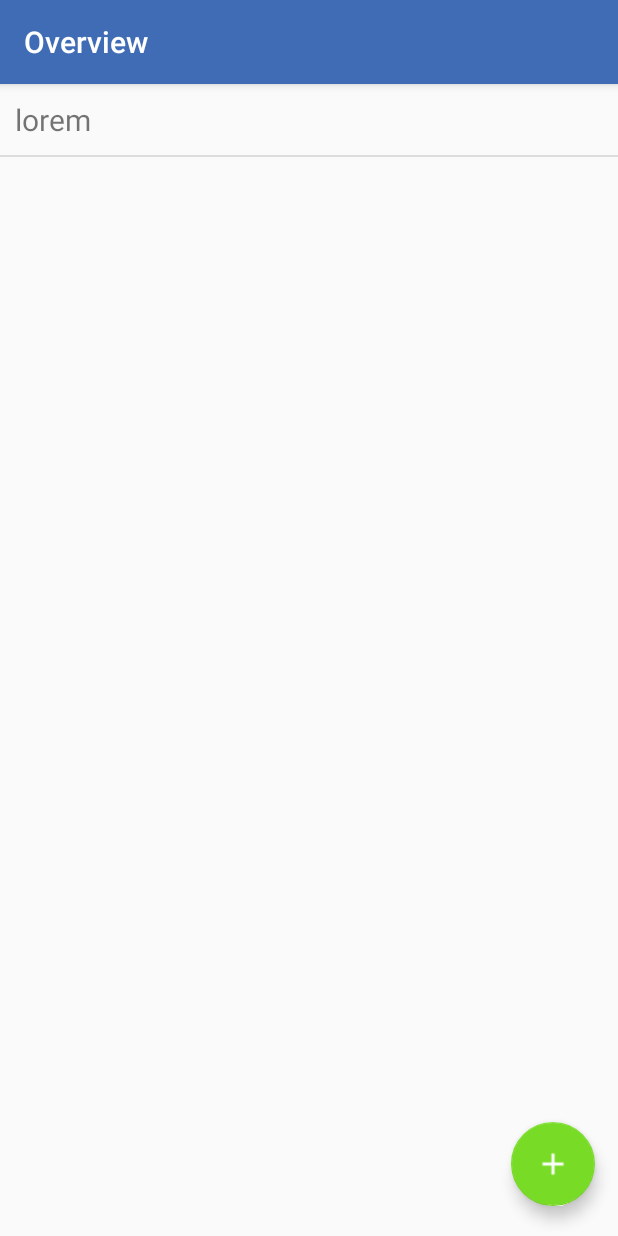
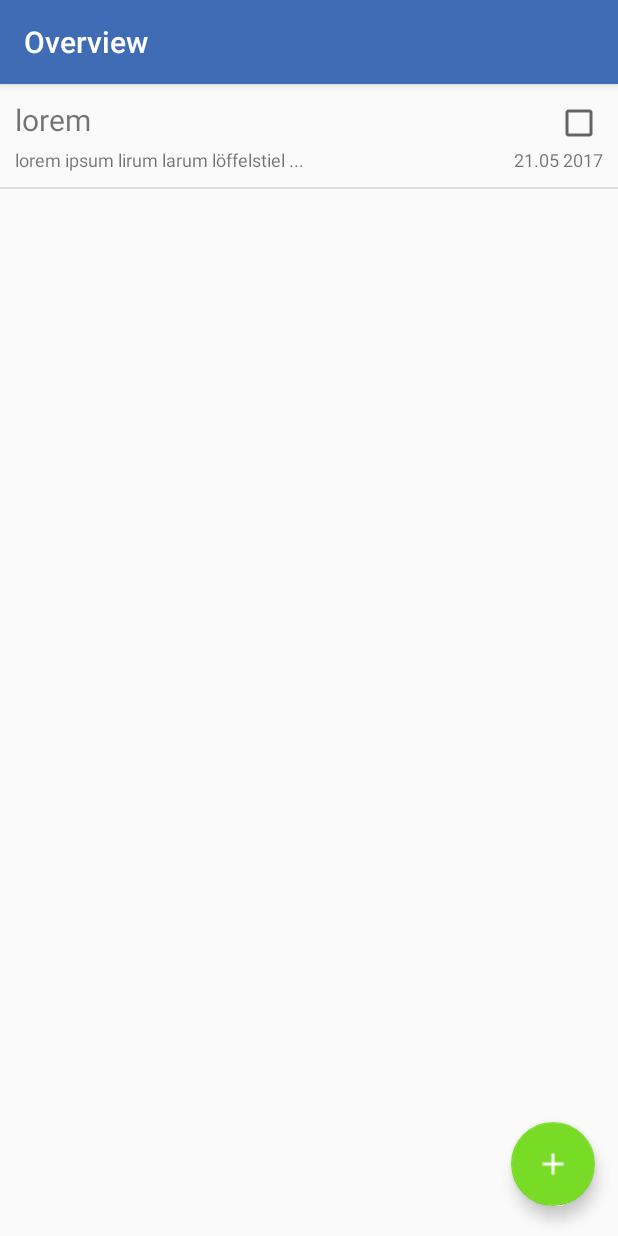
Before and after one commit to JensGe/MADDemo, an Android app: the screen it shows after launch (OverviewActivity), on a phone screen of 412 x 824 dp. Run offline under Robolectric (Android 15) with nearby library versions, the phone set to English and light mode, and no system bars; 8 statements that could not run were skipped.

Commit message:
Date/Time working (with conversion to long(date))
Update in Detailview working !!!

Overview with checkbox working !! (direct server save missing)
Overview with duedate

```diff
--- a/app/src/main/java/de/honzont/jensge/maddemo/OverviewActivity.java
+++ b/app/src/main/java/de/honzont/jensge/maddemo/OverviewActivity.java
@@ -11,10 +11,15 @@ import android.view.View;
 import android.view.ViewGroup;
 import android.widget.AdapterView;
 import android.widget.ArrayAdapter;
+import android.widget.CheckBox;
+import android.widget.CompoundButton;
 import android.widget.ListView;
 import android.widget.TextView;
 
+import java.text.SimpleDateFormat;
+import java.util.Date;
 import java.util.List;
+import java.util.Locale;
 
 import de.honzont.jensge.maddemo.model.IToDoCRUDOperationsASync;
 import de.honzont.jensge.maddemo.model.ToDo;
@@ -79,23 +84,43 @@ public class OverviewActivity extends AppCompatActivity implements View.OnClickL
                     itemView = getLayoutInflater().inflate(R.layout.itemview_overview, null);
                     // read out the text view for the item name
                     TextView itemNameView = (TextView) itemView.findViewById(R.id.itemName);
-//                    TextView itemDescriptionView = (TextView) itemView.findViewById(R.id.itemDescription);
+                    TextView itemDescriptionView = (TextView) itemView.findViewById(R.id.itemDescription);
+                    CheckBox itemDoneView = (CheckBox) itemView.findViewById(R.id.itemDone);
+                    TextView itemDueDateView = (TextView) itemView.findViewById(R.id.itemDueDate);
 
                     // create a new instance of the view holder
                     ItemViewHolder itemViewHolder = new ItemViewHolder();
                     //set the itemNameView attribut on view holder to text view
                     itemViewHolder.itemNameView = itemNameView;
-//                    itemViewHolder.itemDescriptionView = itemDescriptionView;
+                    itemViewHolder.itemDescriptionView = itemDescriptionView;
+                    itemViewHolder.itemDoneView = itemDoneView;
+                    itemViewHolder.itemDueDateView = itemDueDateView;
+
                     // set the view holder on the list item view
                     itemView.setTag(itemViewHolder);
                 }
 
                 ItemViewHolder viewHolder = (ItemViewHolder) itemView.getTag();
-                ToDo item = getItem(position);
+                final ToDo item = getItem(position);
                 Log.i(logger,"creating view for position " + position + " and item " + item);
 
+                String descriptionSubstring;
+                if (item.getDescription().length() > 20) {
+                    descriptionSubstring = item.getDescription().substring(0,17) + "...";
+                } else { descriptionSubstring = item.getDescription(); }
+
                 viewHolder.itemNameView.setText(item.getName());
-//                viewHolder.itemDescriptionView.setText(item.getDescription());
+                viewHolder.itemDescriptionView.setText(descriptionSubstring);
+                viewHolder.itemDoneView.setChecked(item.isDone());
+                viewHolder.itemDueDateView.setText(new SimpleDateFormat("dd. MM. yyyy", Locale.GERMANY).format(new Date(item.getDueDate())));
+
+                viewHolder.itemDoneView.setOnCheckedChangeListener(new CompoundButton.OnCheckedChangeListener() {
+                    @Override
+                    public void onCheckedChanged(CompoundButton buttonView, boolean isChecked) {
+                        item.setDone(isChecked);
+                        Log.i(logger, "Check set: " + isChecked);
+                    }
+                });
 
                 return itemView;
             }
@@ -119,9 +144,7 @@ public class OverviewActivity extends AppCompatActivity implements View.OnClickL
     }
 
     private void readItemsAndFillListView() {
-
         progressDialog.show();
-
         crudOperations.readAllToDos(new IToDoCRUDOperationsASync.CallbackFunction<List<ToDo>>() {
             @Override
             public void process(List<ToDo> result) {
@@ -129,23 +152,17 @@ public class OverviewActivity extends AppCompatActivity implements View.OnClickL
                 for (ToDo item : result) {
                     addItemToListView(item);
                 }
-
             }
     });
-
 }
 
 
-    private void addItemToListView(ToDo item) {
 
-        listViewAdapter.add(item);
-
-    }
 
     private void showDetailviewForItemName(ToDo item) {
         Intent detailviewIntent = new Intent(this, DetailviewActivity.class);
+
         detailviewIntent.putExtra(TODO_ITEM, item);
-
         startActivityForResult(detailviewIntent, EDIT_ITEM);
     }
 
@@ -191,6 +208,10 @@ public class OverviewActivity extends AppCompatActivity implements View.OnClickL
 
     }
 
+    private void addItemToListView(ToDo item) {
+        listViewAdapter.add(item);
+    }
+
     private void deleteAndRemoveItem(final ToDo item) {
 
         crudOperations.deleteToDo(item.getId(), new IToDoCRUDOperationsASync.CallbackFunction<Boolean>() {
@@ -211,7 +232,8 @@ public class OverviewActivity extends AppCompatActivity implements View.OnClickL
         crudOperations.updateToDo(item.getId(), item, new IToDoCRUDOperationsASync.CallbackFunction<ToDo>() {
             @Override
             public void process(ToDo result) {
-
+                listViewAdapter.remove(findDataItemInList(item.getId()));
+                listViewAdapter.add(item);
                 progressDialog.hide();
 
             }
@@ -247,6 +269,8 @@ public class OverviewActivity extends AppCompatActivity implements View.OnClickL
 
     private class ItemViewHolder {
         public TextView itemNameView;
-//        public TextView itemDescriptionView;
+        public TextView itemDescriptionView;
+        public CheckBox itemDoneView;
+        public TextView itemDueDateView;
     }
 }
--- a/app/src/main/res/layout/itemview_overview.xml
+++ b/app/src/main/res/layout/itemview_overview.xml
@@ -13,22 +13,41 @@
         android:layout_height="wrap_content"
         android:text="lorem"
         android:textSize="20sp"
-        android:layout_alignRight="@+id/itemDescription"
-        android:layout_alignEnd="@+id/itemDescription"
         android:layout_alignParentLeft="true"
         android:layout_alignParentStart="true" />
 
-    <!--<TextView-->
-        <!--android:id="@+id/itemDescription"-->
-        <!--android:layout_width="wrap_content"-->
-        <!--android:layout_height="wrap_content"-->
-        <!--android:text="lorem ipsum lirum larum löffelstiel ... "-->
-        <!--android:textSize="12sp"-->
-        <!--android:layout_below="@+id/itemName"-->
-        <!--android:layout_alignParentLeft="true"-->
-        <!--android:layout_alignParentStart="true" />-->
+    <TextView
+        android:id="@+id/itemDescription"
+        android:layout_width="wrap_content"
+        android:layout_height="wrap_content"
+        android:text="lorem ipsum lirum larum löffelstiel ... "
+        android:textSize="12sp"
+        android:layout_alignBaseline="@+id/itemDueDate"
+        android:layout_alignBottom="@+id/itemDueDate"
+        android:layout_alignParentLeft="true"
+        android:layout_alignParentStart="true" />
+
+    <TextView
+        android:id="@+id/itemDueDate"
+        android:layout_width="wrap_content"
+        android:layout_height="wrap_content"
+        android:textSize="12sp"
+        android:text="21.05 2017"
+        android:layout_below="@+id/itemDone"
+        android:layout_alignParentRight="true"
+        android:layout_alignParentEnd="true" />
+
+    <CheckBox
+        android:focusable="false" android:id="@+id/itemDone"
+        android:layout_width="wrap_content"
+        android:layout_height="wrap_content"
+        android:layout_alignBaseline="@+id/itemName"
+        android:layout_alignBottom="@+id/itemName"
+        android:layout_alignParentRight="true"
+        android:layout_alignParentEnd="true" />
 
 
+    <!-- Name, DueDate, Done, Fav -->
     <!-- Checkbox implementation mit ArrayAdapter und anonymen inneren Klassen:
             Siehe: http://moodle.oncampus.de/modules/ir373/onmod/MADDAZ/mvc/adapter.shtml -->
 </RelativeLayout>
```
Also changed, not shown: app/src/main/java/de/honzont/jensge/maddemo/DetailviewActivity.java (+91 -21 lines), app/src/main/java/de/honzont/jensge/maddemo/ToDoApplication.java (+12 -1 lines), app/src/main/java/de/honzont/jensge/maddemo/model/ToDo.java (+8 -0 lines), app/src/main/res/layout/activity_detailview.xml (+5 -6 lines), app/src/main/res/menu/options_overview_new.xml (added, +15 -0 lines), app/src/main/res/menu/options_overview_update.xml (renamed from app/src/main/res/menu/options_overview.xml, +2 -6 lines), app/src/main/res/drawable/update_white_24.png (added).
